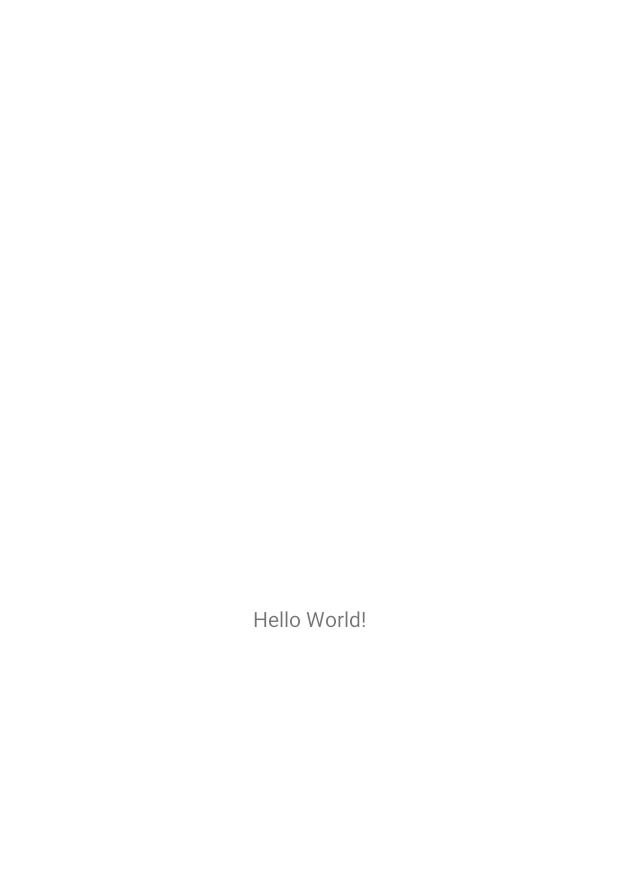
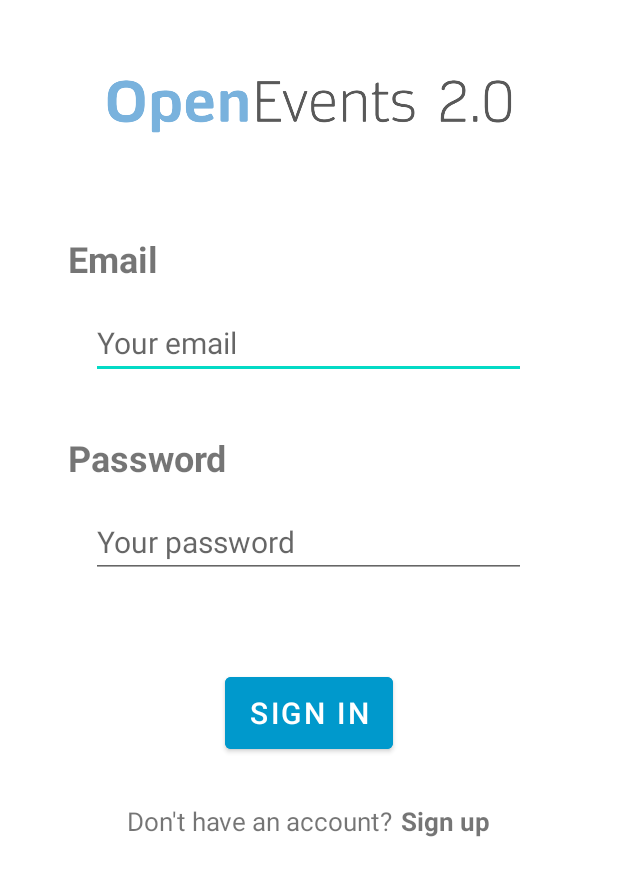
Before and after one commit to danimr99/LaSalle_GTAS2_Android_OpenEvents, an Android app: the screen it shows after launch (MainActivity before the commit, LoginActivity after it), on a phone screen of 412 x 824 dp. Before the commit the part shown is almost empty. Shown: the top 876 px of the screen. Run offline under Robolectric (Android 15) with nearby library versions, the phone set to English and light mode, and no system bars.

Commit message:
Intent to corresponding activity depending whether exists or not an authentication token on SharedPreferences

```diff
--- a/app/src/main/AndroidManifest.xml
+++ b/app/src/main/AndroidManifest.xml
@@ -13,6 +13,7 @@
         android:roundIcon="@mipmap/ic_launcher_round"
         android:supportsRtl="true"
         android:theme="@style/Theme.OpenEvents">
+
         <activity android:name=".controller.SplashActivity">
             <intent-filter>
                 <action android:name="android.intent.action.MAIN" />
@@ -21,7 +22,10 @@
             </intent-filter>
         </activity>
         <activity android:name=".controller.MainActivity">
-
+        </activity>
+        <activity android:name=".controller.LoginActivity">
+        </activity>
+        <activity android:name=".controller.RegisterActivity">
         </activity>
     </application>
 
--- a/app/src/main/java/com/openevents/constants/Constants.java
+++ b/app/src/main/java/com/openevents/constants/Constants.java
@@ -2,6 +2,5 @@ package com.openevents.constants;
 
 public class Constants {
     public static final String APP_SHARED_PREFERENCES = "OpenEvents";
-    public static final String USER_EMAIL = "User_Email";
-    public static final String USER_PASSWORD = "User_Password";
+    public static final String AUTH_TOKEN = "AUTH_TOKEN";
 }
--- /dev/null
+++ b/app/src/main/java/com/openevents/controller/LoginActivity.java
@@ -0,0 +1,26 @@
+package com.openevents.controller;
+
+import android.content.Intent;
+import android.os.Bundle;
+import android.widget.TextView;
+
+import androidx.appcompat.app.AppCompatActivity;
+
+import com.openevents.R;
+
+public class LoginActivity extends AppCompatActivity {
+    private TextView signUpTextView;
+
+    @Override
+    protected void onCreate(Bundle savedInstanceState) {
+        super.onCreate(savedInstanceState);
+        setContentView(R.layout.activity_login);
+
+        this.signUpTextView = findViewById(R.id.signUpText);
+        this.signUpTextView.setOnClickListener(view -> {
+            Intent intent = new Intent(LoginActivity.this, RegisterActivity.class);
+            startActivity(intent);
+        });
+
+    }
+}
--- a/app/src/main/java/com/openevents/controller/SplashActivity.java
+++ b/app/src/main/java/com/openevents/controller/SplashActivity.java
@@ -3,7 +3,6 @@ package com.openevents.controller;
 import android.content.Intent;
 import android.os.Bundle;
 import android.os.Handler;
-import android.util.Log;
 
 import androidx.appcompat.app.AppCompatActivity;
 
@@ -13,8 +12,8 @@ import com.openevents.utils.SharedPrefs;
 
 public class SplashActivity extends AppCompatActivity {
     private SharedPrefs sharedPrefs;
-    private String userEmail;
-    private String userPassword;
+    private String authToken;
+    private Intent intent;
 
     @Override
     protected void onCreate(Bundle savedInstanceState) {
@@ -22,19 +21,16 @@ public class SplashActivity extends AppCompatActivity {
         setContentView(R.layout.activity_splash);
         new Handler().post(() -> {
             this.sharedPrefs = SharedPrefs.getInstance(this);
-            this.userEmail = this.sharedPrefs.getStringEntry(Constants.USER_EMAIL);
-            this.userPassword = this.sharedPrefs.getStringEntry(Constants.USER_PASSWORD);
+            this.authToken = this.sharedPrefs.getStringEntry(Constants.AUTH_TOKEN);
 
-            if(!this.userEmail.isEmpty() && !this.userPassword.isEmpty()) {
-                // TODO Try to retrieve API TOKEN from the email and password stored on SharedPreferences
-                // TODO Depending on API TOKEN, intent to LoginActivity or HomeActivity
+            if(!this.authToken.isEmpty() ) {
+                this.intent = new Intent(SplashActivity.this, MainActivity.class);
             } else {
-                // TODO Intent to LoginActivity
-                // Intent intent = new Intent(SplashActivity.this, LoginActivity.class);
+               this.intent = new Intent(SplashActivity.this, LoginActivity.class);
             }
 
-            Intent i = new Intent(SplashActivity.this, MainActivity.class);
-            startActivity(i);
+            startActivity(intent);
+            this.finish();
         });
     }
 }
--- a/app/src/main/res/layout-land/activity_login.xml
+++ b/app/src/main/res/layout-land/activity_login.xml
@@ -28,9 +28,9 @@
                 android:text="@string/emailTitleLogin"
                 android:textSize="24sp"
                 android:textStyle="bold"
-                android:layout_marginLeft="125dp" />
+                android:layout_marginStart="125dp" />
             <EditText
-                android:id="@+id/email"
+                android:id="@+id/emailInput"
                 android:layout_width="450dp"
                 android:layout_height="wrap_content"
                 android:layout_gravity="center_horizontal"
@@ -40,7 +40,7 @@
                 android:autofillHints=""
                 android:inputType="textEmailAddress" />
             <TextView
-                android:id="@+id/textView"
+                android:id="@+id/passwordTitle"
                 android:layout_width="wrap_content"
                 android:layout_height="wrap_content"
                 android:layout_marginTop="16dp"
@@ -48,9 +48,9 @@
                 android:text="@string/passwordTitleLogin"
                 android:textSize="24sp"
                 android:textStyle="bold"
-                android:layout_marginLeft="125dp"/>
+                android:layout_marginStart="125dp"/>
             <EditText
-                android:id="@+id/password"
+                android:id="@+id/passwordInput"
                 android:layout_width="450dp"
                 android:layout_height="wrap_content"
                 android:layout_gravity="center_horizontal"
@@ -59,7 +59,7 @@
                 android:autofillHints=""
                 android:inputType="textPassword" />
             <Button
-                android:id="@+id/login"
+                android:id="@+id/signInButton"
                 android:layout_width="wrap_content"
                 android:layout_height="60dp"
                 android:layout_gravity="center_horizontal"
@@ -75,7 +75,8 @@
                 android:orientation="horizontal"
                 android:layout_marginTop="16dp"
                 android:layout_gravity="center_horizontal"
-                android:layout_marginBottom="50dp">
+                android:layout_marginBottom="50dp"
+                android:layout_marginVertical="30dp">
 
                 <TextView
                     android:id="@+id/notAccountText"
@@ -83,17 +84,15 @@
                     android:layout_height="wrap_content"
                     android:text="@string/notAccountText"
                     android:textSize="17sp"
-                    android:layout_marginRight="5sp"
-                    />
+                    android:layout_marginEnd="5sp" />
 
                 <TextView
-                    android:id="@+id/notAccountButton"
+                    android:id="@+id/signUpText"
                     android:layout_width="wrap_content"
                     android:layout_height="wrap_content"
                     android:text="@string/notAccountButton"
                     android:textSize="17sp"
-                    android:textStyle="bold"
-                    />
+                    android:textStyle="bold" />
             </LinearLayout>
     </LinearLayout>
 </ScrollView>
--- a/app/src/main/res/layout/activity_login.xml
+++ b/app/src/main/res/layout/activity_login.xml
@@ -21,9 +21,9 @@
             android:text="@string/emailTitleLogin"
             android:textSize="24sp"
             android:textStyle="bold"
-            android:layout_marginLeft="45dp" />
+            android:layout_marginStart="45dp" />
         <EditText
-            android:id="@+id/email"
+            android:id="@+id/emailInput"
             android:layout_width="290dp"
             android:layout_height="wrap_content"
             android:layout_gravity="center_horizontal"
@@ -33,7 +33,7 @@
             android:autofillHints=""
             android:inputType="textEmailAddress" />
         <TextView
-            android:id="@+id/textView"
+            android:id="@+id/passwordTitle"
             android:layout_width="wrap_content"
             android:layout_height="wrap_content"
             android:layout_marginTop="16dp"
@@ -41,9 +41,9 @@
             android:text="@string/passwordTitleLogin"
             android:textSize="24sp"
             android:textStyle="bold"
-            android:layout_marginLeft="45dp"/>
+            android:layout_marginStart="45dp"/>
         <EditText
-            android:id="@+id/password"
+            android:id="@+id/passwordInput"
             android:layout_width="290dp"
             android:layout_height="wrap_content"
             android:layout_gravity="center_horizontal"
@@ -52,7 +52,7 @@
             android:autofillHints=""
             android:inputType="textPassword" />
         <Button
-            android:id="@+id/login"
+            android:id="@+id/signInButton"
             android:layout_width="wrap_content"
             android:layout_height="60dp"
             android:layout_gravity="center_horizontal"
@@ -67,7 +67,8 @@
             android:layout_height="wrap_content"
             android:orientation="horizontal"
             android:layout_marginTop="16dp"
-            android:layout_gravity="center_horizontal">
+            android:layout_gravity="center_horizontal"
+            android:layout_marginVertical="30dp">
 
             <TextView
                 android:id="@+id/notAccountText"
@@ -75,16 +76,14 @@
                 android:layout_height="wrap_content"
                 android:text="@string/notAccountText"
                 android:textSize="17sp"
-                android:layout_marginRight="5sp"
-                />
+                android:layout_marginEnd="5sp" />
 
             <TextView
-                android:id="@+id/notAccountButton"
+                android:id="@+id/signUpText"
                 android:layout_width="wrap_content"
                 android:layout_height="wrap_content"
                 android:text="@string/notAccountButton"
                 android:textSize="17sp"
-                android:textStyle="bold"
-                />
+                android:textStyle="bold" />
         </LinearLayout>
 </LinearLayout>
--- a/app/src/main/res/values/strings.xml
+++ b/app/src/main/res/values/strings.xml
@@ -6,7 +6,7 @@
     <string name="emailHintLogin">Your email</string>
     <string name="signInTitle">SIGN IN</string>
     <string name="openEventsLogoDescription">openEventsLogo</string>
-    <string name="notAccountText">Don`t have an account?</string>
+    <string name="notAccountText">Don\'t have an account?</string>
     <string name="notAccountButton">Sign up</string>
     <string name="signUpTitle">Sign up</string>
     <string name="firstName">First name</string>
```
Also changed, not shown: app/src/main/java/com/openevents/controller/RegisterActivity.java (added, +15 -0 lines).
